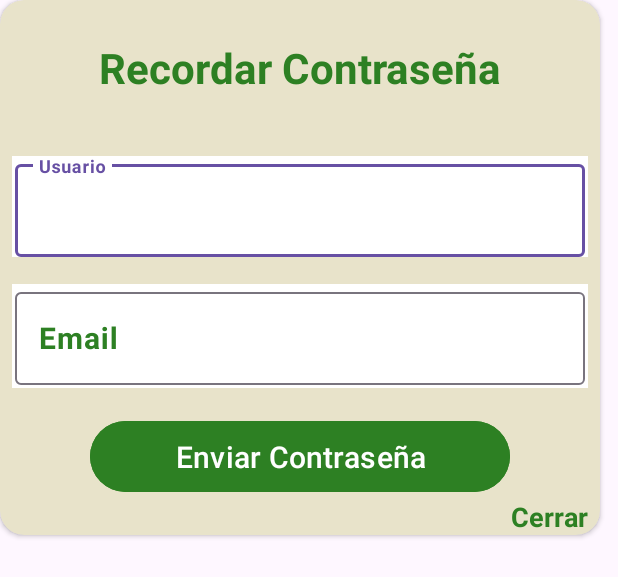
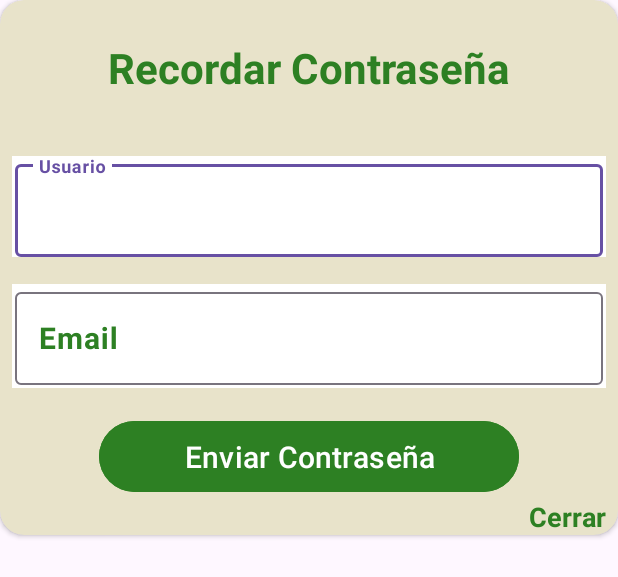
Before and after one commit to hyancy/eco_recicla_grupo_7, an Android app: the layout dialog_forgotten_password.xml on its own in the app's theme, with its tools: preview values and no code run, on a phone screen of 412 x 824 dp. Shown: the top 577 px of the screen. Run offline under Robolectric (Android 15) with nearby library versions, the phone set to English and light mode, and no system bars.

Commit message:
Se optimiza modal olvidaste contraseña en dialog_forgotten_password

```diff
--- a/app/src/main/java/com/hyancy/eco_recicla_reto_1_grupo_7/Login.java
+++ b/app/src/main/java/com/hyancy/eco_recicla_reto_1_grupo_7/Login.java
@@ -128,12 +128,8 @@ public class Login extends AppCompatActivity {
         return listaIntents;
     }
 
-
     private void showDialogFogottenPassword() {
-
         AlertDialog.Builder dialogForgottenPassword = new AlertDialog.Builder(this);
         dialogForgottenPassword.setView(R.layout.dialog_forgotten_password).create().show();
-
-
     }
 }
--- a/app/src/main/res/layout/dialog_forgotten_password.xml
+++ b/app/src/main/res/layout/dialog_forgotten_password.xml
@@ -1,12 +1,11 @@
 <?xml version="1.0" encoding="utf-8"?>
 <androidx.cardview.widget.CardView xmlns:android="http://schemas.android.com/apk/res/android"
     xmlns:app="http://schemas.android.com/apk/res-auto"
-    android:layout_width="400dp"
+    android:layout_width="match_parent"
     android:layout_height="wrap_content"
     android:orientation="vertical"
     android:backgroundTint="@color/beige_app"
     app:cardCornerRadius="16dp">
-
 
 
     <LinearLayout
@@ -37,6 +36,7 @@
 
             <com.google.android.material.textfield.TextInputEditText
                 android:id="@+id/user_login"
+
                 android:layout_width="match_parent"
                 android:layout_height="wrap_content"
                 android:hint="@string/user"
@@ -86,7 +86,4 @@
     </LinearLayout>
 
 
-
-
-
 </androidx.cardview.widget.CardView>
--- a/app/src/main/res/values/strings.xml
+++ b/app/src/main/res/values/strings.xml
@@ -44,4 +44,6 @@
     <string name="terminos_condiciones_user_register">Acepto términos y condiciones.</string>
     <string name="privacidad_user_register">Acepto políticas de privacidad y manejo de datos.</string>
     <string name="tienes_cuenta_user_register">¿Ya tienes cuenta? Inicia sesión.</string>
+    <!-- TODO: Remove or change this placeholder text -->
+    <string name="hello_blank_fragment">Hello blank fragment</string>
 </resources>
```
